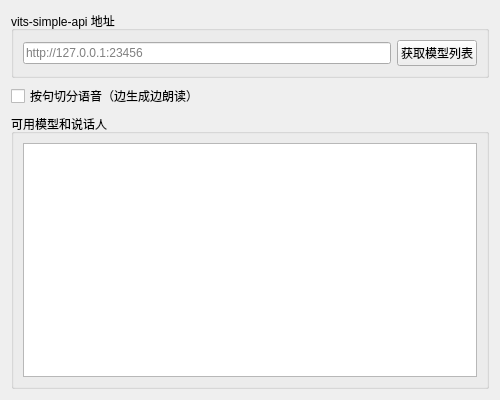
Above: ui/settingswindow/pages/page_vits.ui from qiuye-zhou/AkiDesk before the change. Below: the same form after it.
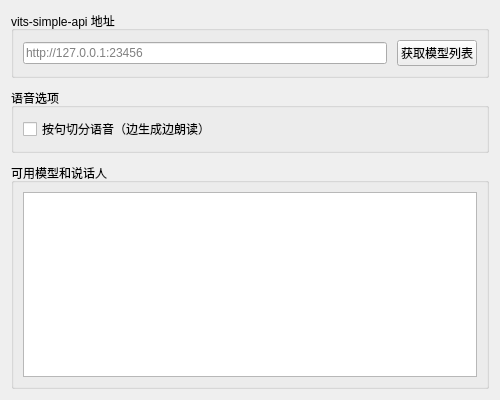
That is the form after the change.

Commit message: styles：settingswindow界面样式

Patch:
```diff
--- a/ui/settingswindow/pages/page_vits.ui
+++ b/ui/settingswindow/pages/page_vits.ui
@@ -6,28 +6,49 @@
    <rect><x>0</x><y>0</y><width>500</width><height>400</height></rect>
   </property>
   <layout class="QVBoxLayout" name="verticalLayout">
+   <property name="spacing"><number>10</number></property>
 
    <item>
     <widget class="QGroupBox" name="grpApi">
      <property name="title"><string>vits-simple-api 地址</string></property>
      <layout class="QHBoxLayout" name="h1">
-      <item><widget class="QLineEdit" name="editApiUrl"><property name="placeholderText"><string>http://127.0.0.1:23456</string></property></widget></item>
-      <item><widget class="QPushButton" name="btnFetchSpeakers"><property name="text"><string>获取模型列表</string></property></widget></item>
+      <property name="spacing"><number>10</number></property>
+      <item>
+       <widget class="QLineEdit" name="editApiUrl">
+        <property name="placeholderText"><string>http://127.0.0.1:23456</string></property>
+       </widget>
+      </item>
+      <item>
+       <widget class="QPushButton" name="btnFetchSpeakers">
+        <property name="text"><string>获取模型列表</string></property>
+       </widget>
+      </item>
      </layout>
     </widget>
    </item>
 
    <item>
-    <widget class="QCheckBox" name="checkSentenceSplit">
-     <property name="text"><string>按句切分语音（边生成边朗读）</string></property>
+    <widget class="QGroupBox" name="grpOptions">
+     <property name="title"><string>语音选项</string></property>
+     <layout class="QVBoxLayout" name="v1">
+      <property name="spacing"><number>8</number></property>
+      <item>
+       <widget class="QCheckBox" name="checkSentenceSplit">
+        <property name="text"><string>按句切分语音（边生成边朗读）</string></property>
+       </widget>
+      </item>
+     </layout>
     </widget>
    </item>
 
    <item>
     <widget class="QGroupBox" name="grpSpeakers">
      <property name="title"><string>可用模型和说话人</string></property>
-     <layout class="QVBoxLayout" name="v1">
-      <item><widget class="QListView" name="listSpeakers"/></item>
+     <layout class="QVBoxLayout" name="v2">
+      <property name="spacing"><number>8</number></property>
+      <item>
+       <widget class="QListView" name="listSpeakers"/>
+      </item>
      </layout>
     </widget>
    </item>
```
The commit also changes 6 other files.
